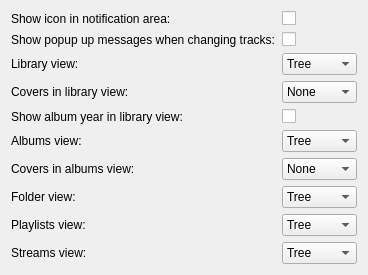
This is gui/interfacesettings.ui in polpo/cantata-mac as Qt 5 draws it before an edit. The edited form follows.
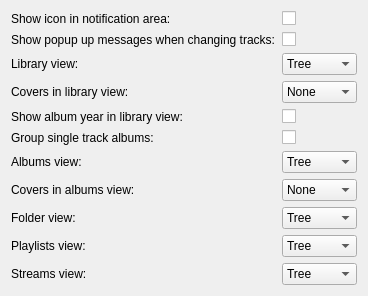
This is the edited form.

Commit message: Add option to group single track artist/albums under 'Various Artists'/'Single Tracks'/'Artist - Track'

```diff
--- a/gui/interfacesettings.ui
+++ b/gui/interfacesettings.ui
@@ -7,7 +7,7 @@
     <x>0</x>
     <y>0</y>
     <width>368</width>
-    <height>250</height>
+    <height>275</height>
    </rect>
   </property>
   <property name="windowTitle">
@@ -109,7 +109,7 @@
      </item>
     </widget>
    </item>
-   <item row="5" column="0">
+   <item row="6" column="0">
     <widget class="QLabel" name="label_3a">
      <property name="text">
       <string>Albums view:</string>
@@ -119,7 +119,7 @@
      </property>
     </widget>
    </item>
-   <item row="5" column="1">
+   <item row="6" column="1">
     <widget class="QComboBox" name="albumsView">
      <item>
       <property name="text">
@@ -138,7 +138,7 @@
      </item>
     </widget>
    </item>
-   <item row="6" column="0">
+   <item row="7" column="0">
     <widget class="QLabel" name="label_5c">
      <property name="text">
       <string>Covers in albums view:</string>
@@ -148,7 +148,7 @@
      </property>
     </widget>
    </item>
-   <item row="6" column="1">
+   <item row="7" column="1">
     <widget class="QComboBox" name="albumsCoverSize">
      <item>
       <property name="text">
@@ -172,7 +172,7 @@
      </item>
     </widget>
    </item>
-   <item row="7" column="0">
+   <item row="8" column="0">
     <widget class="QLabel" name="label_2">
      <property name="text">
       <string>Folder view:</string>
@@ -182,7 +182,7 @@
      </property>
     </widget>
    </item>
-   <item row="7" column="1">
+   <item row="8" column="1">
     <widget class="QComboBox" name="folderView">
      <item>
       <property name="text">
@@ -196,7 +196,7 @@
      </item>
     </widget>
    </item>
-   <item row="8" column="0">
+   <item row="9" column="0">
     <widget class="QLabel" name="label_3">
      <property name="text">
       <string>Playlists view:</string>
@@ -206,7 +206,7 @@
      </property>
     </widget>
    </item>
-   <item row="8" column="1">
+   <item row="9" column="1">
     <widget class="QComboBox" name="playlistsView">
      <item>
       <property name="text">
@@ -220,7 +220,7 @@
      </item>
     </widget>
    </item>
-   <item row="9" column="0">
+   <item row="10" column="0">
     <widget class="QLabel" name="label_x">
      <property name="text">
       <string>Streams view:</string>
@@ -230,7 +230,7 @@
      </property>
     </widget>
    </item>
-   <item row="9" column="1">
+   <item row="10" column="1">
     <widget class="QComboBox" name="streamsView">
      <item>
       <property name="text">
@@ -261,6 +261,23 @@
      </property>
     </widget>
    </item>
+   <item row="5" column="0">
+    <widget class="QLabel" name="label_7">
+     <property name="text">
+      <string>Group single track albums:</string>
+     </property>
+     <property name="buddy">
+      <cstring>groupSingle</cstring>
+     </property>
+    </widget>
+   </item>
+   <item row="5" column="1">
+    <widget class="QCheckBox" name="groupSingle">
+     <property name="text">
+      <string/>
+     </property>
+    </widget>
+   </item>
   </layout>
  </widget>
  <tabstops>
```
Left out of the diff: 1 changed line with no effect on the pictures. The commit also changes 19 other files.
